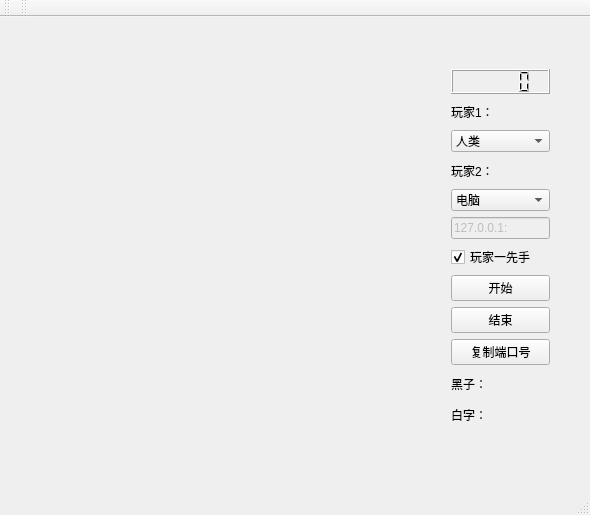
This is mainwindow.ui in hongwen000/Reversi as Qt 5 draws it before an edit. The edited form follows.
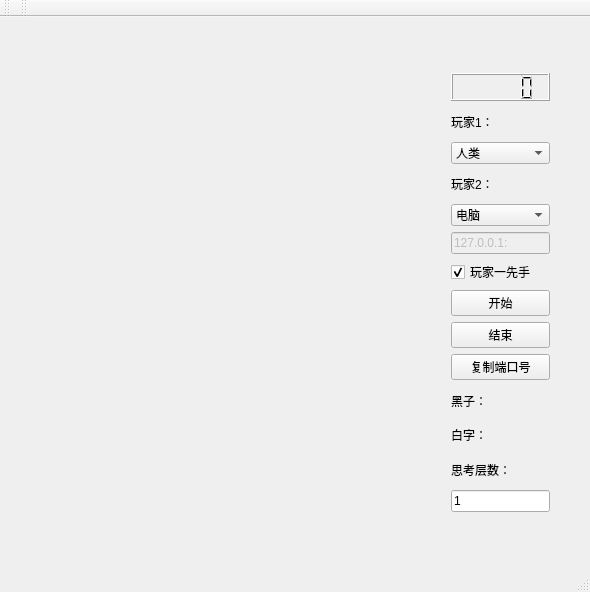
This is the edited form.

The edit to the form file:
```diff
--- a/mainwindow.ui
+++ b/mainwindow.ui
@@ -7,7 +7,7 @@
     <x>0</x>
     <y>0</y>
     <width>590</width>
-    <height>515</height>
+    <height>592</height>
    </rect>
   </property>
   <property name="windowTitle">
@@ -35,7 +35,7 @@
       <x>440</x>
       <y>10</y>
       <width>121</width>
-      <height>411</height>
+      <height>496</height>
      </rect>
     </property>
     <layout class="QVBoxLayout" name="verticalLayout">
@@ -154,6 +154,20 @@
        </property>
       </widget>
      </item>
+     <item>
+      <widget class="QLabel" name="label_6">
+       <property name="text">
+        <string>思考层数：</string>
+       </property>
+      </widget>
+     </item>
+     <item>
+      <widget class="QLineEdit" name="lineEdit_depth">
+       <property name="text">
+        <string>1</string>
+       </property>
+      </widget>
+     </item>
     </layout>
    </widget>
   </widget>
```
Left out of the diff: 2 changed lines with no effect on the pictures.
